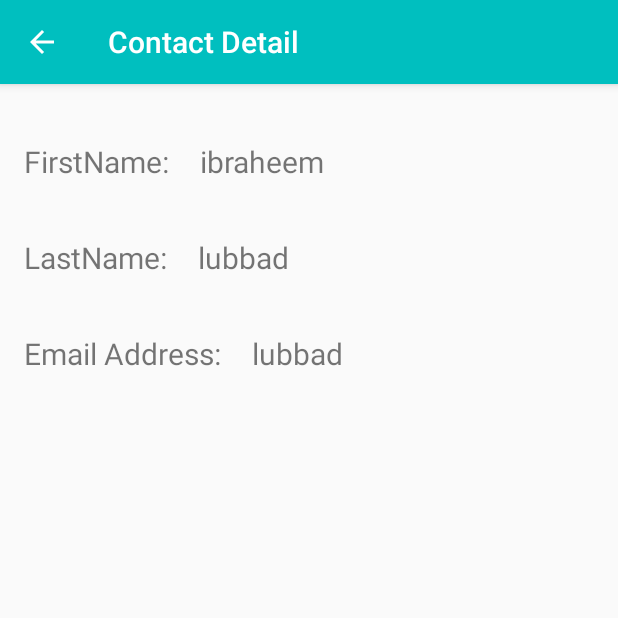
After one commit to ilubbad/firebase_demo, an Android app: the ContactDetailActivity screen opened directly, with no data from a screen before it, on a phone screen of 412 x 824 dp, the top half of it. The commit adds this screen. Run offline under Robolectric (Android 15) with nearby library versions, the phone set to English and light mode, and no system bars; our stand-ins replace RxJava; 3 statements that could not run were skipped.

```diff
--- a/app/build.gradle
+++ b/app/build.gradle
@@ -43,6 +43,7 @@ dependencies {
     implementation 'com.google.firebase:firebase-core:17.5.0'
     implementation 'com.squareup.retrofit2:converter-scalars:2.5.0'
 
+    implementation 'com.google.android.gms:play-services-auth:15.0.1'
 
 
 
--- a/app/src/main/java/com/app/contactapp/data/Contact.kt
+++ b/app/src/main/java/com/app/contactapp/data/Contact.kt
@@ -1,13 +1,17 @@
 package com.app.contactapp.data
+
+import android.os.Parcelable
+import kotlinx.android.parcel.Parcelize
 
 
 /**
  * Created by ibraheem lubbad on 8/23/20.
  * Copyright (c) 2020 ContactApp. All rights reserved.
  */
+@Parcelize
 data class Contact(
     var id: String?,
     val firstName: String,
     val lastName: String,
     val email: String
-)
+) : Parcelable
--- a/app/src/main/java/com/app/contactapp/ui/adapters/ChangePasswordActivity.kt
+++ b/app/src/main/java/com/app/contactapp/ui/ChangePasswordActivity.kt
@@ -1,4 +1,4 @@
-package com.app.contactapp.ui.adapters
+package com.app.contactapp.ui
 
 import android.content.Intent
 import android.os.Bundle
@@ -6,8 +6,6 @@ import android.util.Log
 import android.view.View
 import android.widget.*
 import com.app.contactapp.R
-import com.app.contactapp.ui.BaseActivity
-import com.app.contactapp.ui.LoginActivity
 import com.google.firebase.auth.EmailAuthProvider.getCredential
 import com.google.firebase.auth.FirebaseAuth
 
--- /dev/null
+++ b/app/src/main/java/com/app/contactapp/ui/ContactDetailActivity.kt
@@ -0,0 +1,26 @@
+package com.app.contactapp.ui
+
+import android.os.Bundle
+import com.app.contactapp.R
+import com.app.contactapp.data.Contact
+import kotlinx.android.synthetic.main.activity_contact_detail.*
+
+class ContactDetailActivity : BaseActivity() {
+    override fun onCreate(savedInstanceState: Bundle?) {
+        super.onCreate(savedInstanceState)
+        setContentView(R.layout.activity_contact_detail)
+        title = "Contact Detail"
+        supportActionBar?.setDisplayHomeAsUpEnabled(true) //show back button
+
+        val contact = intent.getParcelableExtra<Contact>("contact")
+        tvEmail.text = contact.email
+        tvLastName.text = contact.lastName
+        tvFirstName.text = contact.firstName
+
+    }
+
+    override fun onSupportNavigateUp(): Boolean {
+        finish()
+        return true
+    }
+}
--- a/app/src/main/java/com/app/contactapp/ui/adapters/ContactAdapter.kt
+++ b/app/src/main/java/com/app/contactapp/ui/adapters/ContactAdapter.kt
@@ -24,16 +24,19 @@ class ContactAdapter(
     interface AdapterActions {
         fun deleteContact(contact: Contact)
         fun editContact(contact: Contact)
+        fun openDetail(contact: Contact)
 
     }
 
     class ViewHolder(itemView: View) : RecyclerView.ViewHolder(itemView) {
+
         fun bind(item: Contact, listener: AdapterActions) = with(itemView) {
             tvLastName.text = item.lastName
             tvFirstName.text = item.firstName
             tvEmail.text = item.email
             btnDelete.setOnClickListener { listener.deleteContact(item) }
             btnEdit.setOnClickListener { listener.editContact(item) }
+            layout.setOnClickListener { listener.openDetail(item) }
         }
     }
 
--- /dev/null
+++ b/app/src/main/res/layout/activity_contact_detail.xml
@@ -0,0 +1,82 @@
+<?xml version="1.0" encoding="utf-8"?>
+<LinearLayout xmlns:android="http://schemas.android.com/apk/res/android"
+    android:layout_width="match_parent"
+    android:layout_height="match_parent"
+    android:orientation="vertical"
+    android:padding="16dp">
+
+
+    <LinearLayout
+        android:layout_width="match_parent"
+        android:layout_height="56dp"
+        android:layout_marginTop="8dp"
+        android:gravity="center_vertical"
+        android:orientation="horizontal">
+
+        <TextView
+            android:layout_width="wrap_content"
+            android:layout_height="wrap_content"
+            android:layout_marginRight="16dp"
+            android:text="FirstName: "
+
+            android:textSize="20sp" />
+
+        <TextView
+            android:id="@+id/tvFirstName"
+            android:layout_width="wrap_content"
+            android:layout_height="wrap_content"
+            android:text="ibraheem"
+            android:textSize="20sp" />
+    </LinearLayout>
+
+    <LinearLayout
+        android:layout_width="match_parent"
+        android:layout_height="56dp"
+        android:layout_marginTop="8dp"
+        android:gravity="center_vertical"
+        android:orientation="horizontal">
+
+        <TextView
+            android:layout_width="wrap_content"
+            android:layout_height="wrap_content"
+            android:layout_marginRight="16dp"
+            android:text="LastName: "
+
+            android:textSize="20sp" />
+
+        <TextView
+            android:id="@+id/tvLastName"
+            android:layout_width="wrap_content"
+            android:layout_height="wrap_content"
+            android:text="lubbad"
+
+            android:textSize="20sp" />
+
+    </LinearLayout>
+
+    <LinearLayout
+        android:layout_width="match_parent"
+        android:layout_height="56dp"
+        android:layout_marginTop="8dp"
+        android:gravity="center_vertical"
+        android:orientation="horizontal">
+
+        <TextView
+            android:layout_width="wrap_content"
+            android:layout_height="wrap_content"
+            android:layout_marginRight="16dp"
+            android:text="Email Address: "
+
+            android:textSize="20sp" />
+
+        <TextView
+            android:id="@+id/tvEmail"
+            android:layout_width="wrap_content"
+            android:layout_height="wrap_content"
+            android:text="lubbad"
+            android:textSize="20sp" />
+
+    </LinearLayout>
+
+
+</LinearLayout>
--- a/app/src/main/res/layout/activity_singup.xml
+++ b/app/src/main/res/layout/activity_singup.xml
@@ -12,7 +12,11 @@
         android:background="@color/colorPrimaryDark"
         android:gravity="center"
         android:orientation="vertical"
-        android:padding="@dimen/activity_horizontal_margin">
+        android:padding="@dimen/activity_horizontal_margin"
+        app:layout_constraintBottom_toBottomOf="parent"
+        app:layout_constraintEnd_toEndOf="parent"
+        app:layout_constraintStart_toStartOf="parent"
+        app:layout_constraintTop_toTopOf="parent">
 
 
         <ImageView
--- a/app/src/main/res/layout/item_contact.xml
+++ b/app/src/main/res/layout/item_contact.xml
@@ -37,6 +37,7 @@
     <LinearLayout
         android:layout_width="match_parent"
         android:layout_height="match_parent"
+        android:id="@+id/layout"
         android:orientation="vertical">
 
         <TextView
```
Also changed, not shown: app/src/main/AndroidManifest.xml (+9 -2 lines), app/src/main/java/com/app/contactapp/ui/LoginActivity.kt (+103 -4 lines), app/src/main/java/com/app/contactapp/ui/MainActivity.kt (+12 -1 lines), app/src/main/java/com/app/contactapp/ui/SingupActivity.kt (+7 -0 lines), app/src/main/res/layout/activity_login.xml (+12 -0 lines).
